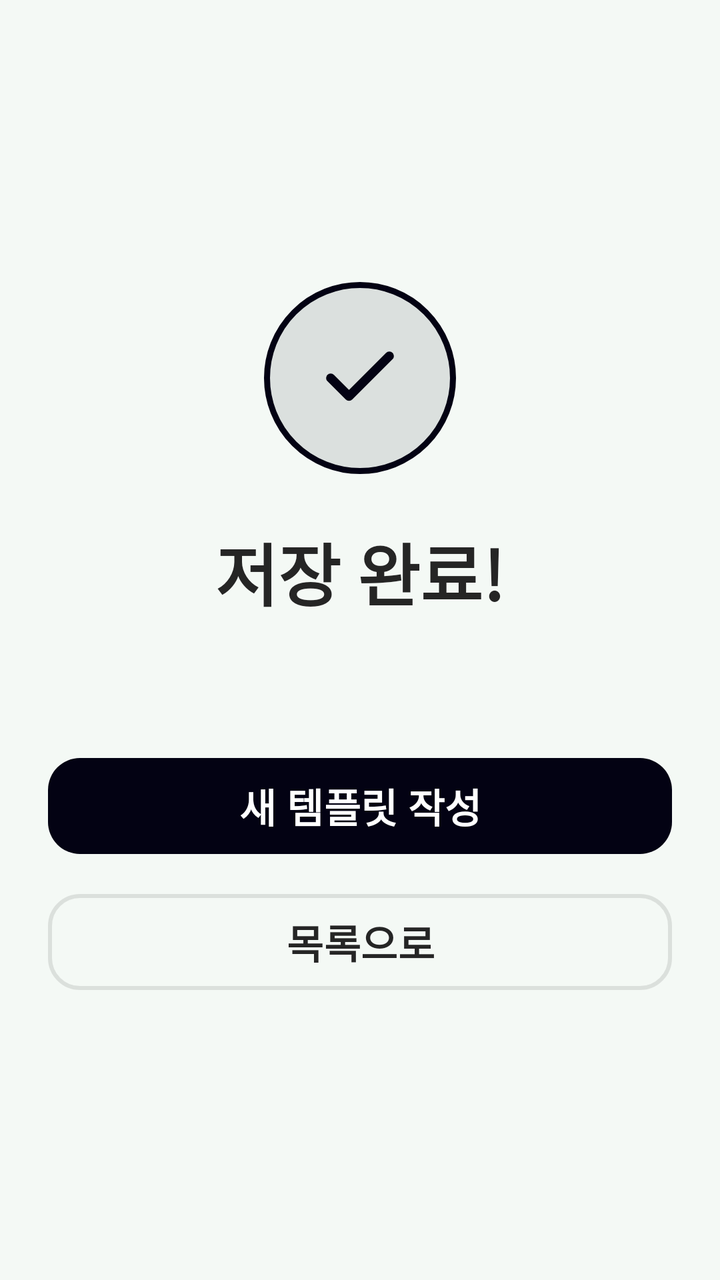
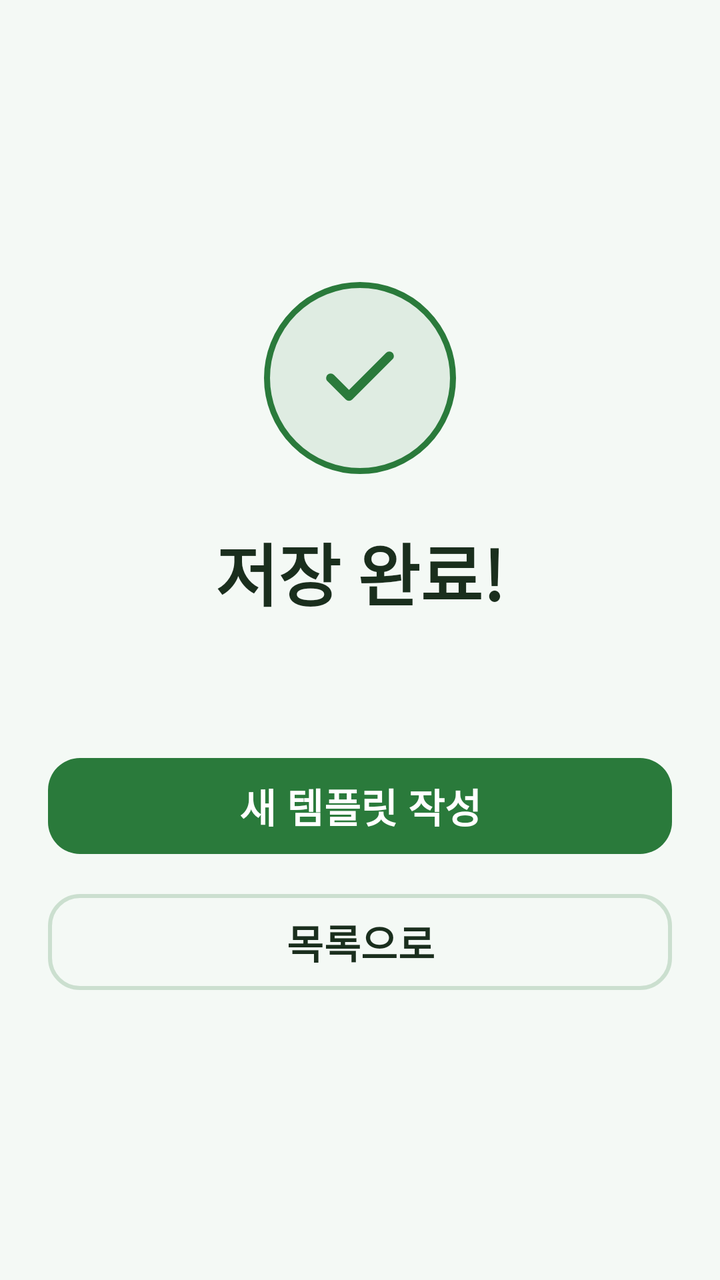

An Android layout rendered at two revisions. The XML below is the earlier revision; the diff shows what the commit changed to produce the second picture.
<!-- AndroidManifest.xml: application theme Theme.ParkGolf -->
<!-- res/layout/view_wizard_success.xml -->
<?xml version="1.0" encoding="utf-8"?>
<LinearLayout xmlns:android="http://schemas.android.com/apk/res/android"
    xmlns:app="http://schemas.android.com/apk/res-auto"
    android:layout_width="match_parent" android:layout_height="match_parent"
    android:orientation="vertical" android:gravity="center" android:padding="24dp">
    <FrameLayout android:layout_width="96dp" android:layout_height="96dp"
        android:background="@drawable/bg_success_circle">
        <ImageView android:layout_width="44dp" android:layout_height="44dp" android:layout_gravity="center"
            android:src="@drawable/ic_check" android:importantForAccessibility="no" app:tint="@color/primary" />
    </FrameLayout>
    <TextView android:layout_width="wrap_content" android:layout_height="wrap_content"
        android:text="@string/save_done_title" android:textSize="@dimen/score_text" android:textStyle="bold"
        android:textColor="@color/foreground" android:layout_marginTop="24dp" />
    <TextView android:id="@+id/tvSavedInfo" android:layout_width="wrap_content" android:layout_height="wrap_content"
        android:textColor="@color/muted_foreground" android:textSize="@dimen/body_text" android:gravity="center"
        android:layout_marginTop="8dp" />
    <Button android:id="@+id/btnNewTemplate" style="@style/Widget.App.Button.Primary"
        android:layout_width="match_parent" android:layout_height="wrap_content"
        android:text="@string/new_template" android:layout_marginTop="32dp" />
    <Button android:id="@+id/btnToList" style="@style/Widget.App.Button.Outline"
        android:layout_width="match_parent" android:layout_height="wrap_content"
        android:text="@string/to_course_list" android:layout_marginTop="12dp" />
</LinearLayout>
<!-- resources referenced by this layout -->
<resources>
  <color name="foreground">#252525</color>
  <color name="muted_foreground">#717182</color>
  <color name="primary">#030213</color>
  <dimen name="body_text">18sp</dimen>
  <dimen name="score_text">34sp</dimen>
  <!-- drawable bg_success_circle (drawable) -->
  <?xml version="1.0" encoding="utf-8"?>
  <shape xmlns:android="http://schemas.android.com/apk/res/android" android:shape="oval">
      <solid android:color="@color/primary_10" />
      <stroke android:width="3dp" android:color="@color/primary" />
  </shape>
  <!-- drawable ic_check (drawable) -->
  <vector xmlns:android="http://schemas.android.com/apk/res/android" android:width="24dp" android:height="24dp" android:viewportWidth="24" android:viewportHeight="24">
      <path android:strokeColor="@color/foreground" android:strokeWidth="2.5" android:strokeLineCap="round" android:strokeLineJoin="round" android:pathData="M20,6 L9,17 L4,12" />
  </vector>
  <string name="new_template">새 템플릿 작성</string>
  <string name="save_done_title">저장 완료!</string>
  <string name="to_course_list">목록으로</string>
  <style name="Widget.App.Button.Outline" parent="Widget.Material3.Button.OutlinedButton">
          <item name="strokeColor">@color/border</item>
          <item name="strokeWidth">@dimen/border_width</item>
          <item name="android:textColor">@color/foreground</item>
          <item name="cornerRadius">@dimen/radius_card</item>
          <item name="android:minHeight">@dimen/touch_min</item>
          <item name="android:textSize">@dimen/button_text</item>
          <item name="android:textStyle">bold</item>
      </style>
  <style name="Widget.App.Button.Primary" parent="Widget.Material3.Button">
          <item name="backgroundTint">@color/primary</item>
          <item name="android:textColor">@color/on_primary</item>
          <item name="cornerRadius">@dimen/radius_card</item>
          <item name="android:minHeight">@dimen/touch_min</item>
          <item name="android:textSize">@dimen/button_text</item>
          <item name="android:textStyle">bold</item>
      </style>
  <style name="Theme.ParkGolf" parent="Theme.ParkGolf.Green" />
  <color name="primary_10">#1A030213</color>
  <color name="border">#1A000000</color>
  <dimen name="border_width">2dp</dimen>
  <dimen name="radius_card">16dp</dimen>
  <dimen name="touch_min">56dp</dimen>
  <dimen name="button_text">20sp</dimen>
  <color name="on_primary">#FFFFFF</color>
  <style name="Theme.ParkGolf.Green" parent="Theme.ParkGolf.Base">
          <item name="colorPrimary">#2A7A3B</item>
          <item name="android:windowBackground">#F4F9F5</item>
          <item name="parkBackground">#F4F9F5</item>
          <item name="parkForeground">#1A2E1D</item>
          <item name="parkPrimary">#2A7A3B</item>
          <item name="parkPrimary10">#1A2A7A3B</item>
          <item name="parkSecondary">#E6F2E8</item>
          <item name="parkMuted">#EAF3EC</item>
          <item name="parkMutedForeground">#4E7255</item>
          <item name="parkAccent">#D2EBDA</item>
          <item name="parkAccentForeground">#1A3D21</item>
          <item name="parkBorder">#332A7A3B</item>
          <item name="parkInputBg">#EAF3EC</item>
      </style>
  <style name="Theme.ParkGolf.Base" parent="Theme.Material3.DayNight.NoActionBar">
          <item name="colorOnPrimary">@color/on_primary</item>
          <item name="android:textColorPrimary">?attr/parkForeground</item>
      </style>
</resources>

<!-- the commit's change to res/layout/view_wizard_success.xml (unified diff, before → after) -->
@@ -6,13 +6,13 @@
     <FrameLayout android:layout_width="96dp" android:layout_height="96dp"
         android:background="@drawable/bg_success_circle">
         <ImageView android:layout_width="44dp" android:layout_height="44dp" android:layout_gravity="center"
-            android:src="@drawable/ic_check" android:importantForAccessibility="no" app:tint="@color/primary" />
+            android:src="@drawable/ic_check" android:importantForAccessibility="no" app:tint="?attr/parkPrimary" />
     </FrameLayout>
     <TextView android:layout_width="wrap_content" android:layout_height="wrap_content"
         android:text="@string/save_done_title" android:textSize="@dimen/score_text" android:textStyle="bold"
-        android:textColor="@color/foreground" android:layout_marginTop="24dp" />
+        android:textColor="?attr/parkForeground" android:layout_marginTop="24dp" />
     <TextView android:id="@+id/tvSavedInfo" android:layout_width="wrap_content" android:layout_height="wrap_content"
-        android:textColor="@color/muted_foreground" android:textSize="@dimen/body_text" android:gravity="center"
+        android:textColor="?attr/parkMutedForeground" android:textSize="@dimen/body_text" android:gravity="center"
         android:layout_marginTop="8dp" />
     <Button android:id="@+id/btnNewTemplate" style="@style/Widget.App.Button.Primary"
         android:layout_width="match_parent" android:layout_height="wrap_content"
<!-- resource entries referenced after the edit -->
@@ -1,34 +1,31 @@
 <!-- resources referenced by this layout -->
 <resources>
-  <color name="foreground">#252525</color>
-  <color name="muted_foreground">#717182</color>
-  <color name="primary">#030213</color>
   <dimen name="body_text">18sp</dimen>
   <dimen name="score_text">34sp</dimen>
   <!-- drawable bg_success_circle (drawable) -->
   <?xml version="1.0" encoding="utf-8"?>
   <shape xmlns:android="http://schemas.android.com/apk/res/android" android:shape="oval">
-      <solid android:color="@color/primary_10" />
-      <stroke android:width="3dp" android:color="@color/primary" />
+      <solid android:color="?attr/parkPrimary10" />
+      <stroke android:width="3dp" android:color="?attr/parkPrimary" />
   </shape>
   <!-- drawable ic_check (drawable) -->
   <vector xmlns:android="http://schemas.android.com/apk/res/android" android:width="24dp" android:height="24dp" android:viewportWidth="24" android:viewportHeight="24">
-      <path android:strokeColor="@color/foreground" android:strokeWidth="2.5" android:strokeLineCap="round" android:strokeLineJoin="round" android:pathData="M20,6 L9,17 L4,12" />
+      <path android:strokeColor="?attr/parkForeground" android:strokeWidth="2.5" android:strokeLineCap="round" android:strokeLineJoin="round" android:pathData="M20,6 L9,17 L4,12" />
   </vector>
   <string name="new_template">새 템플릿 작성</string>
   <string name="save_done_title">저장 완료!</string>
   <string name="to_course_list">목록으로</string>
   <style name="Widget.App.Button.Outline" parent="Widget.Material3.Button.OutlinedButton">
-          <item name="strokeColor">@color/border</item>
+          <item name="strokeColor">?attr/parkBorder</item>
           <item name="strokeWidth">@dimen/border_width</item>
-          <item name="android:textColor">@color/foreground</item>
+          <item name="android:textColor">?attr/parkForeground</item>
           <item name="cornerRadius">@dimen/radius_card</item>
           <item name="android:minHeight">@dimen/touch_min</item>
           <item name="android:textSize">@dimen/button_text</item>
           <item name="android:textStyle">bold</item>
       </style>
   <style name="Widget.App.Button.Primary" parent="Widget.Material3.Button">
-          <item name="backgroundTint">@color/primary</item>
+          <item name="backgroundTint">?attr/parkPrimary</item>
           <item name="android:textColor">@color/on_primary</item>
           <item name="cornerRadius">@dimen/radius_card</item>
           <item name="android:minHeight">@dimen/touch_min</item>
@@ -36,8 +33,6 @@
           <item name="android:textStyle">bold</item>
       </style>
   <style name="Theme.ParkGolf" parent="Theme.ParkGolf.Green" />
-  <color name="primary_10">#1A030213</color>
-  <color name="border">#1A000000</color>
   <dimen name="border_width">2dp</dimen>
   <dimen name="radius_card">16dp</dimen>
   <dimen name="touch_min">56dp</dimen>
